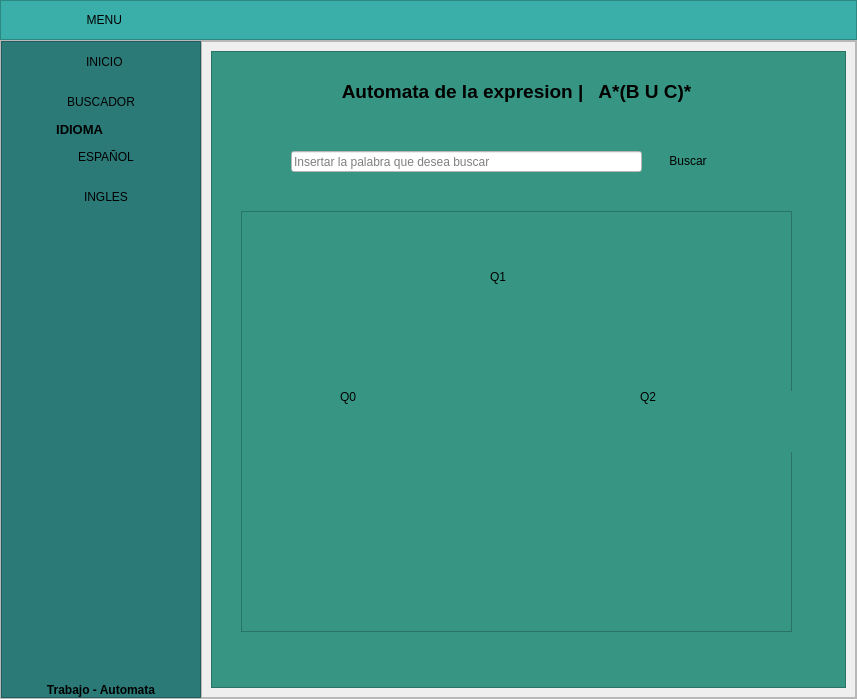
Old version of the form env/Scripts/output/Ejecutable/buscador.ui in the repository AndresAntequera/ProyectoAutomata.
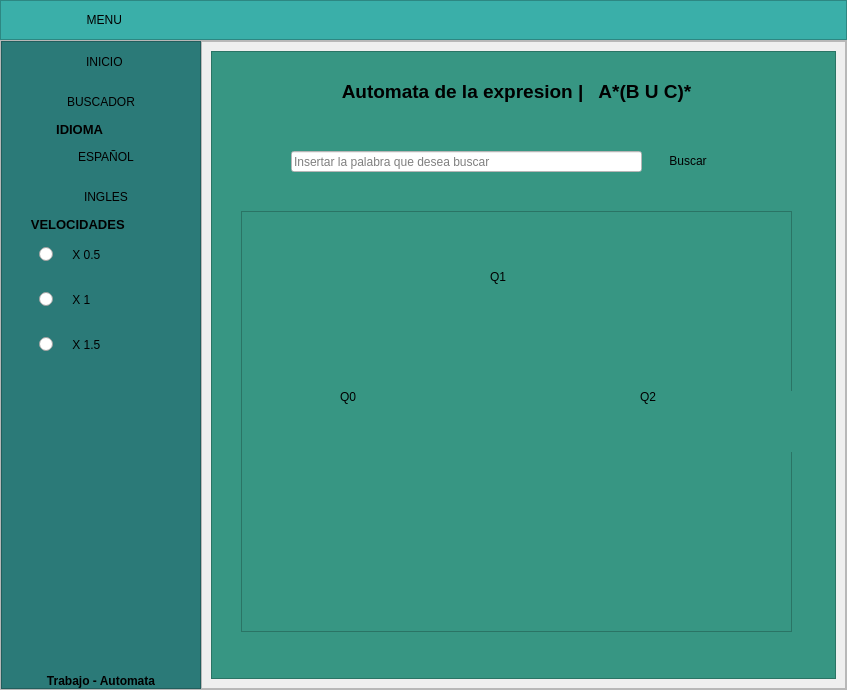
New version of the form. Icons and pictures are not drawn.

What changed in the file:
```diff
--- a/env/Scripts/output/Ejecutable/buscador.ui
+++ b/env/Scripts/output/Ejecutable/buscador.ui
@@ -6,8 +6,8 @@
    <rect>
     <x>0</x>
     <y>0</y>
-    <width>857</width>
-    <height>699</height>
+    <width>847</width>
+    <height>690</height>
    </rect>
   </property>
   <property name="windowTitle">
@@ -330,6 +330,53 @@
             </property>
            </widget>
           </item>
+          <item>
+           <widget class="QLabel" name="label_4">
+            <property name="font">
+             <font>
+              <pointsize>10</pointsize>
+              <weight>75</weight>
+              <bold>true</bold>
+             </font>
+            </property>
+            <property name="text">
+             <string>        VELOCIDADES</string>
+            </property>
+           </widget>
+          </item>
+          <item>
+           <widget class="QRadioButton" name="Radio1">
+            <property name="styleSheet">
+             <string notr="true">margin:15px auto;
+font: 75 12pt &quot;MS Shell Dlg 2&quot;;</string>
+            </property>
+            <property name="text">
+             <string>    X 0.5</string>
+            </property>
+           </widget>
+          </item>
+          <item>
+           <widget class="QRadioButton" name="Radio2">
+            <property name="styleSheet">
+             <string notr="true">margin:15px auto;
+font: 75 12pt &quot;MS Shell Dlg 2&quot;;</string>
+            </property>
+            <property name="text">
+             <string>    X 1</string>
+            </property>
+           </widget>
+          </item>
+          <item>
+           <widget class="QRadioButton" name="Radio3">
+            <property name="styleSheet">
+             <string notr="true">margin:15px auto;
+font: 75 12pt &quot;MS Shell Dlg 2&quot;;</string>
+            </property>
+            <property name="text">
+             <string>    X 1.5</string>
+            </property>
+           </widget>
+          </item>
           <item>
            <spacer name="verticalSpacer">
             <property name="orientation">
```
Left out of the diff: 35 changed lines with no effect on the pictures.
